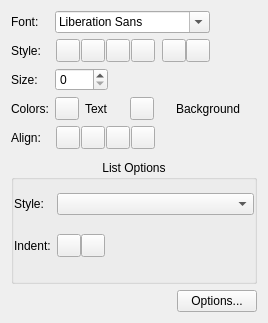
First picture: the form in plugins/textshape/dialogs/SimpleStyleWidget_2.ui, repository KDE/krita, before the edit.
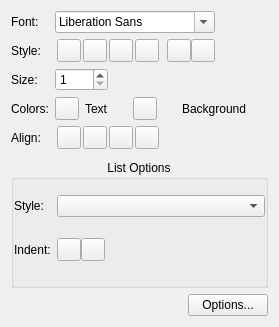
Second picture: the form after the edit.

Commit message: Started to connect the new text tool option widget. The reversed text button is missing in the new widget and the layout needs to be improved.

Diff of the .ui file:
```diff
--- a/plugins/textshape/dialogs/SimpleStyleWidget_2.ui
+++ b/plugins/textshape/dialogs/SimpleStyleWidget_2.ui
@@ -5,8 +5,8 @@
    <rect>
     <x>0</x>
     <y>0</y>
-    <width>268</width>
-    <height>323</height>
+    <width>279</width>
+    <height>327</height>
    </rect>
   </property>
   <property name="sizePolicy" >
@@ -135,6 +135,9 @@
      </item>
      <item row="2" column="1" >
       <widget class="QSpinBox" name="sizeSpinBox" >
+       <property name="minimum" >
+        <number>1</number>
+       </property>
        <property name="maximum" >
         <number>999</number>
        </property>
```
The commit also changes 4 other files.
